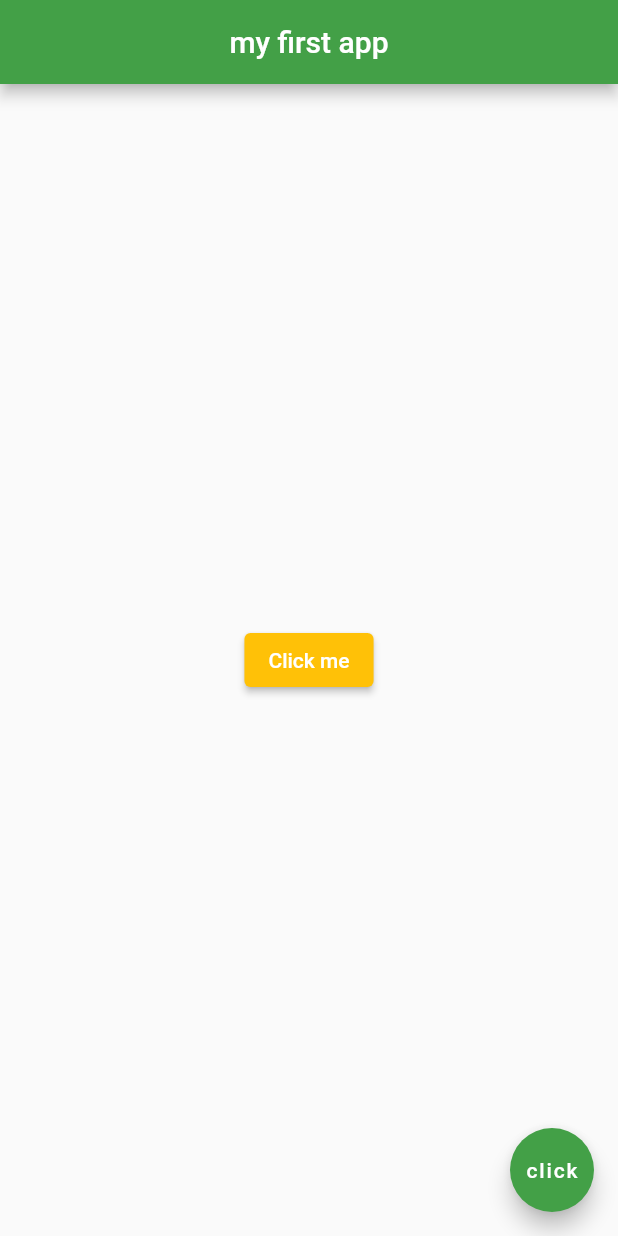
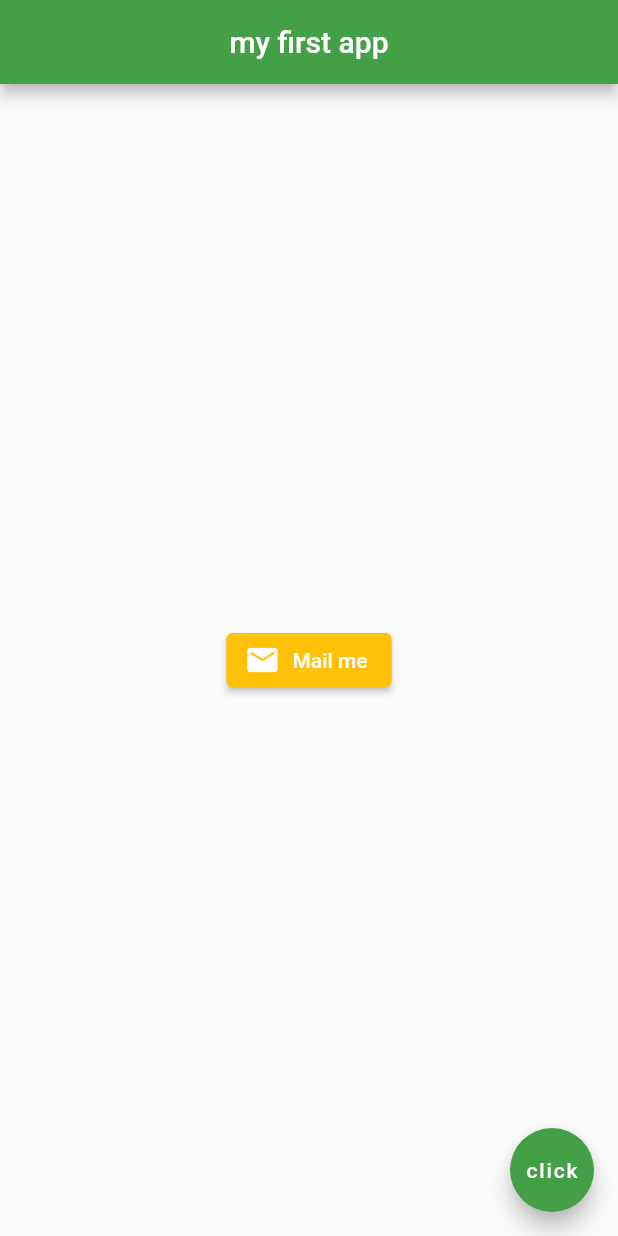
Before and after one commit to PasinduManeka/myapp, a Flutter app: the screen it shows after launch, on a phone screen of 412 x 824 dp. Run offline on Flutter 3.47's test engine with Material 2 defaults, Android fonts, the phone set to English and light mode, and no system bars.

Commit message:
add a button

```diff
--- a/lib/main.dart
+++ b/lib/main.dart
@@ -21,9 +21,12 @@ class Home extends StatelessWidget {
         backgroundColor: Colors.green[600],
       ),
       body: Center(
-        child: ElevatedButton(
+        child: ElevatedButton.icon(
           onPressed: (){},
-          child: Text('Click me'),
+          icon:Icon(
+            Icons.mail,
+          ),
+          label: Text('Mail me'),
           style: ElevatedButton.styleFrom(
             primary: Colors.amber,
           ),
```
